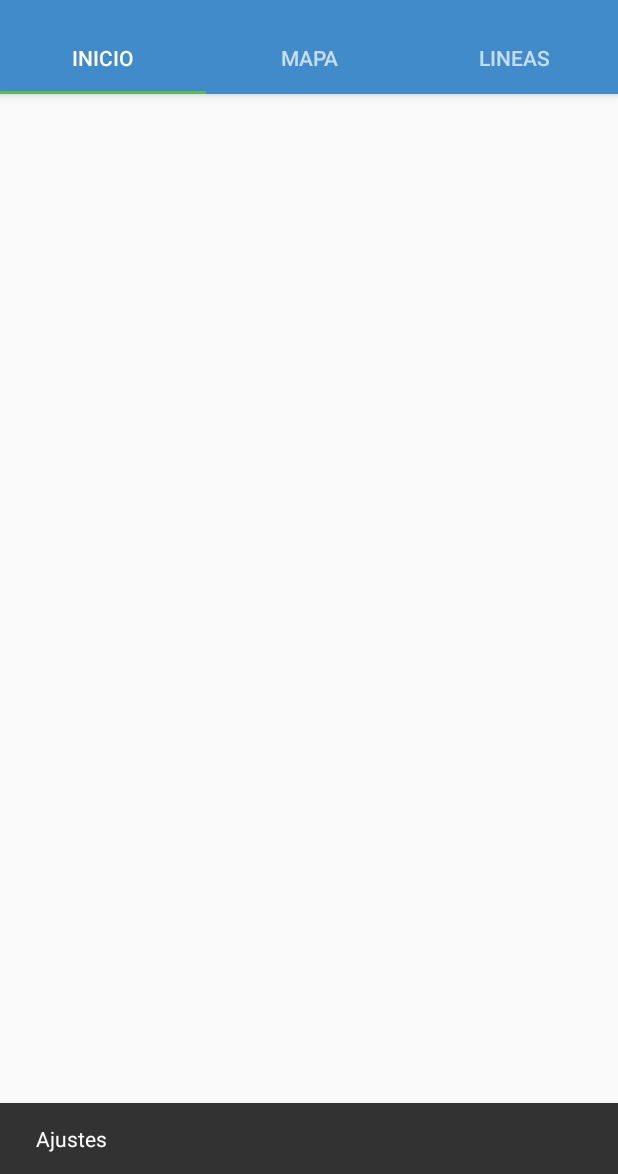
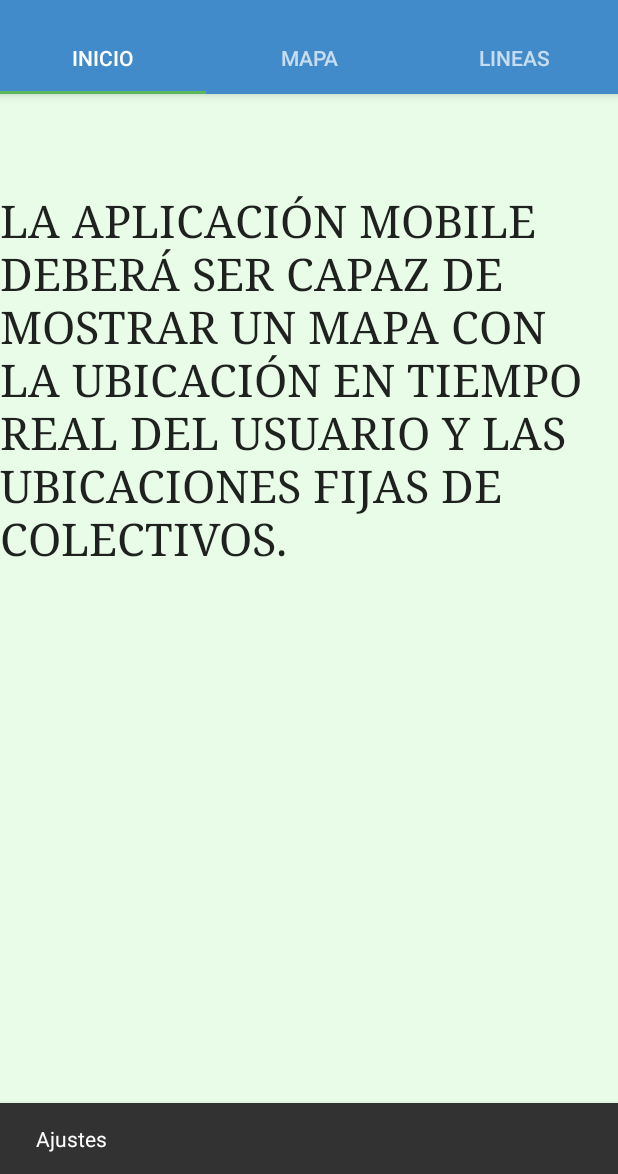
Before and after one commit to Equipo214/Usuario, an Android app: the screen it shows after launch (MainActivity), in the side drawer, after a tap on "Ajustes", on a phone screen of 412 x 824 dp, the part 62-1236 px from its top. Run offline under Robolectric (Android 15) with nearby library versions, the phone set to English and light mode, and no system bars; 4 statements that could not run were skipped.

Commit message:
prototipo 1

```diff
--- a/app/src/main/java/com/grupo214/usuario/fragment/InicioFragment.java
+++ b/app/src/main/java/com/grupo214/usuario/fragment/InicioFragment.java
@@ -18,12 +18,12 @@ import com.grupo214.usuario.R;
 public class InicioFragment extends Fragment {
     private static final String TAG = "InicioFragment";
 
-    private Button btnTEST;
+
 
     @Nullable
     @Override
     public View onCreateView(@Nullable LayoutInflater inflater, @Nullable ViewGroup container, @Nullable Bundle savedInstanceState) {
-        View view = inflater.inflate(R.layout.tab1_fragment,container,false);
+        final View view = inflater.inflate(R.layout.tab1_fragment,container,false);
 
         return view;
     }
--- a/app/src/main/res/layout/tab1_fragment.xml
+++ b/app/src/main/res/layout/tab1_fragment.xml
@@ -3,7 +3,21 @@
     xmlns:app="http://schemas.android.com/apk/res-auto"
     android:orientation="vertical"
     android:layout_width="match_parent"
-    android:layout_height="match_parent">
+    android:layout_height="match_parent"
+    android:background="@color/colorBackground">
 
 
+    <TextView
+        android:id="@+id/textView2"
+        android:layout_width="wrap_content"
+        android:layout_height="wrap_content"
+        android:layout_alignParentStart="true"
+        android:layout_alignParentTop="true"
+        android:layout_marginTop="64dp"
+        android:text="@string/Prototipo"
+        android:textAppearance="@style/TextAppearance.AppCompat.Button"
+        android:textSize="30sp"
+        android:typeface="sans"
+        app:fontFamily="serif" />
+
 </RelativeLayout>
--- a/app/src/main/res/values/colors.xml
+++ b/app/src/main/res/values/colors.xml
@@ -6,4 +6,5 @@
     <color name="colorWarning">#f0ad4e</color>
     <color name="colorDanger">#f0ad4e</color>
     <color name="colorBlack">#111111</color>
+    <color name="colorBackground">#e8fce8</color>
 </resources>
--- a/app/src/main/res/values/strings.xml
+++ b/app/src/main/res/values/strings.xml
@@ -8,6 +8,8 @@
     <string name="nav_header_desc">Menu</string>
     <string name="action_settings">Settings</string>
     <string name="title_activity_maps">Map</string>
+    <string name="Prototipo">La aplicación mobile deberá ser capaz de mostrar un mapa con la ubicación en tiempo real del
+usuario y las ubicaciones fijas de colectivos.</string>
     <string name="nav_map">Mapa</string>
     <string name="nav_likSube">SUBE</string>
     <string name="nav_linkTarifas">Tarifas</string>
```
Also changed, not shown: app/src/main/java/com/grupo214/usuario/activities/MainActivity.java (+17 -4 lines), app/src/main/java/com/grupo214/usuario/apiServidor/DibujarDemo.java (+115 -28 lines), app/src/main/java/com/grupo214/usuario/fragment/MapFragment.java (+13 -8 lines).
